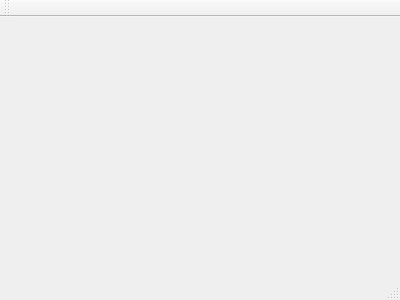
This is mainwindow.ui in KianaFakhrian/TODOLIST as Qt 5 draws it before an edit. The edited form follows.
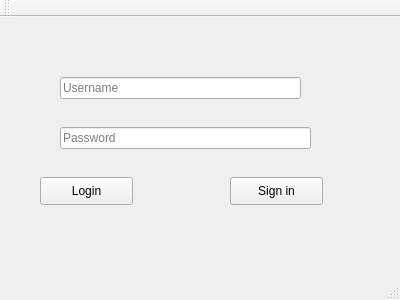
This is the edited form.

Commit message: login button and line edits and sign in button added

The edit to the form file:
```diff
--- a/mainwindow.ui
+++ b/mainwindow.ui
@@ -12,13 +12,81 @@
   <property name="windowTitle" >
    <string>MainWindow</string>
   </property>
-  <widget class="QMenuBar" name="menuBar" />
-  <widget class="QToolBar" name="mainToolBar" />
-  <widget class="QWidget" name="centralWidget" />
-  <widget class="QStatusBar" name="statusBar" />
+  <widget class="QWidget" name="centralWidget">
+   <widget class="QPushButton" name="Login_PushB">
+    <property name="geometry">
+     <rect>
+      <x>40</x>
+      <y>160</y>
+      <width>93</width>
+      <height>28</height>
+     </rect>
+    </property>
+    <property name="text">
+     <string>Login</string>
+    </property>
+   </widget>
+   <widget class="QPushButton" name="sign_in_PushB">
+    <property name="geometry">
+     <rect>
+      <x>230</x>
+      <y>160</y>
+      <width>93</width>
+      <height>28</height>
+     </rect>
+    </property>
+    <property name="text">
+     <string>Sign in</string>
+    </property>
+   </widget>
+   <widget class="QLineEdit" name="UserName_LineEdit">
+    <property name="geometry">
+     <rect>
+      <x>60</x>
+      <y>60</y>
+      <width>241</width>
+      <height>22</height>
+     </rect>
+    </property>
+    <property name="placeholderText">
+     <string>Username</string>
+    </property>
+   </widget>
+   <widget class="QLineEdit" name="Password_LineEdit">
+    <property name="geometry">
+     <rect>
+      <x>60</x>
+      <y>110</y>
+      <width>251</width>
+      <height>22</height>
+     </rect>
+    </property>
+    <property name="placeholderText">
+     <string>Password</string>
+    </property>
+   </widget>
+  </widget>
+  <widget class="QMenuBar" name="menuBar">
+   <property name="geometry">
+    <rect>
+     <x>0</x>
+     <y>0</y>
+     <width>400</width>
+     <height>26</height>
+    </rect>
+   </property>
+  </widget>
+  <widget class="QToolBar" name="mainToolBar">
+   <attribute name="toolBarArea">
+    <enum>TopToolBarArea</enum>
+   </attribute>
+   <attribute name="toolBarBreak">
+    <bool>false</bool>
+   </attribute>
+  </widget>
+  <widget class="QStatusBar" name="statusBar"/>
  </widget>
- <layoutDefault spacing="6" margin="11" />
- <pixmapfunction></pixmapfunction>
+ <layoutdefault spacing="6" margin="11"/>
  <resources/>
  <connections/>
 </ui>
```
Left out of the diff: 7 changed lines with no effect on the pictures.
